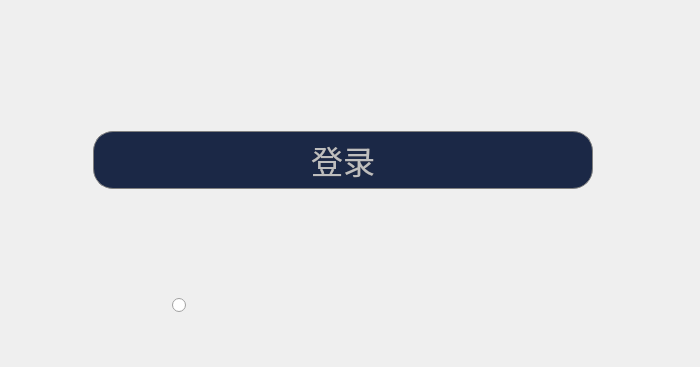
Above: UI/gbs/GBSQRCodeLoginForm.ui from huangjingpei/myobs before the change; both pictures show x 0 to 700 and y 543 to 910 of the 700 by 910 pixel window. Below: the same form after it.
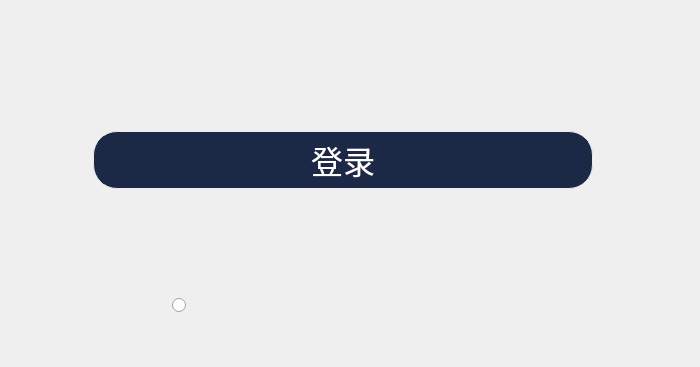
That is the form after the change.

Diff of the .ui file:
```diff
--- a/UI/gbs/GBSQRCodeLoginForm.ui
+++ b/UI/gbs/GBSQRCodeLoginForm.ui
@@ -135,12 +135,21 @@
      </rect>
     </property>
     <property name="styleSheet">
-     <string notr="true">border: 1px solid gray;
-border-radius: 20px;
+     <string notr="true">QPushButton{
+border: 1px solid #E9EBED;
+color:#FFFFFF;
+border-radius: 24px;
 padding: 5px;
 background: #1B2846;
 font-size: 32px;
 text-align: center;
+}
+QPushButton:pressed{
+background-color: #1B2846;
+ padding-ringht: 3px;
+padding-bottom: 3px;
+}
+
 </string>
     </property>
     <property name="text">
```
